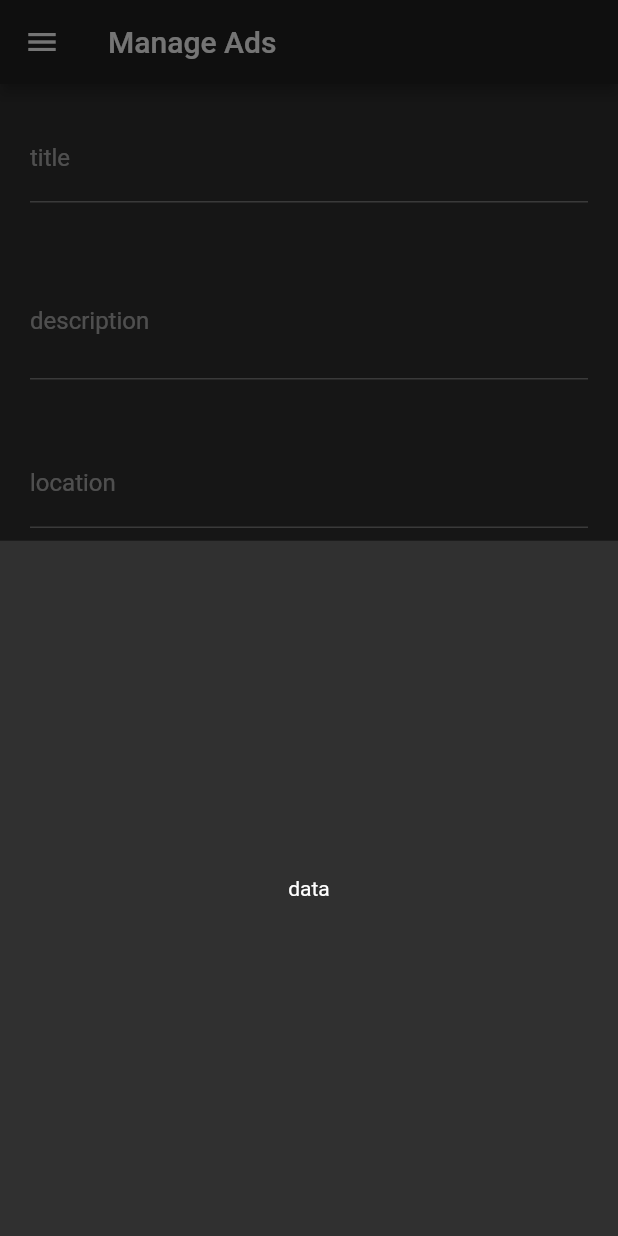
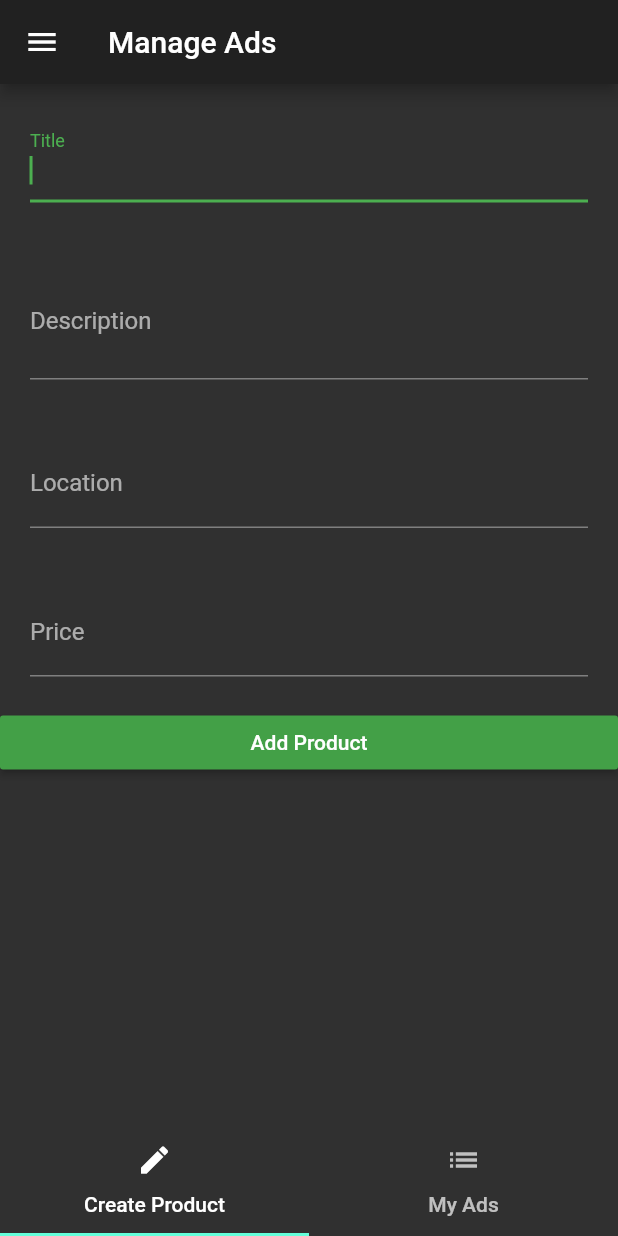
Before and after one commit to ShanjinurIslam/Snatok-Flutter, a Flutter app: the AdManagement screen opened by its route, after a tap on "Add Product", on a phone screen of 412 x 824 dp. Run offline on Flutter 3.47's test engine with Material 2 defaults, Android fonts, the phone set to English and light mode, and no system bars.

Commit message:
Adding product from create ad

```diff
--- a/snatok/lib/main.dart
+++ b/snatok/lib/main.dart
@@ -37,8 +37,8 @@ class _MyAppState extends State<MyApp> {
     return MaterialApp(
       routes: {
         '/' : (BuildContext context)=> AuthPageView(),
-        '/home':         (BuildContext context) => new HomePage(products,_add,_deleteAd),
-        '/manageads':         (BuildContext context) => new AdManagement(),
+        '/home':         (BuildContext context) => new HomePage(products),
+        '/manageads':         (BuildContext context) => new AdManagement(_add,_deleteAd),
       },
       theme: ThemeData(primarySwatch: Colors.green,brightness: Brightness.dark),
       onGenerateRoute: (RouteSettings settings){
--- a/snatok/lib/views/ad.dart
+++ b/snatok/lib/views/ad.dart
@@ -23,7 +23,7 @@ class SingleAd extends StatelessWidget {
               child: Text(value),
               margin: EdgeInsets.all(20),
             )),
-            Center(
+            /*Center(
               child: FlatButton(
                 child: Text(
                   'Delete',
@@ -55,7 +55,7 @@ class SingleAd extends StatelessWidget {
                       context: context);
                 },
               ),
-            )
+            )*/
           ],
         ),
       ),
--- a/snatok/lib/views/ad_management.dart
+++ b/snatok/lib/views/ad_management.dart
@@ -3,7 +3,11 @@ import 'create_ad.dart';
 import 'manage_ad.dart';
 
 class AdManagement extends StatelessWidget {
-  @override
+  Function _add;
+  Function _deleteAd;
+
+  AdManagement(this._add,this._deleteAd) ;
+
   @override
   Widget build(BuildContext context) {
     return DefaultTabController(
@@ -32,7 +36,7 @@ class AdManagement extends StatelessWidget {
           ),
           body: Center(child: TabBarView(
             children: <Widget>[
-              CreateAd(),ManageAd()
+              CreateAd(_add),ManageAd(_deleteAd)
             ],
           )),
           bottomNavigationBar: TabBar(tabs: <Widget>[
--- a/snatok/lib/views/ads_manager.dart
+++ b/snatok/lib/views/ads_manager.dart
@@ -5,13 +5,11 @@ import 'ads_control.dart';
 
 class AdsManager extends StatelessWidget {
   final List<Map<String,String>> products ;
-  final Function _add ;
-  final Function _deleteAd ;
 
-  AdsManager(this.products,this._add,this._deleteAd) ;
+  AdsManager(this.products) ;
 
   @override
   Widget build(BuildContext context) {
-    return Column(children: <Widget>[AdsControl(_add), Expanded(child:Ads(products,_deleteAd))]);
+    return Column(children: <Widget>[Expanded(child:Ads(products))]);
   }
 }
--- a/snatok/lib/views/create_ad.dart
+++ b/snatok/lib/views/create_ad.dart
@@ -1,6 +1,10 @@
 import 'package:flutter/material.dart';
 
 class CreateAd extends StatefulWidget {
+  final Function _add;
+
+  CreateAd(this._add);
+
   @override
   State<StatefulWidget> createState() {
     return _CreateAdState();
@@ -13,28 +17,9 @@ class _CreateAdState extends State<CreateAd> {
   String location = "";
   double price = 0;
 
-  Widget buildTextField(String fieldName,
-      {double p,
-      TextInputType t = TextInputType.text,
-      int maxLine = 1,
-      String m = ""}) {
-    return Container(
-      child: TextField(
-        autofocus: true,
-        keyboardType: t,
-        decoration: InputDecoration(labelText: fieldName),
-        maxLines: maxLine,
-        onChanged: (String value) {
-          setState(() {
-            if (m == "")
-              p = double.parse(value);
-            else
-              m = value;
-          });
-        },
-      ),
-      margin: EdgeInsets.all(20),
-    );
+  @override
+  void initState() {
+    super.initState();
   }
 
   @override
@@ -42,21 +27,74 @@ class _CreateAdState extends State<CreateAd> {
     return Center(
         child: ListView(
       children: <Widget>[
-        buildTextField('title', m: title),
-        buildTextField('description', maxLine: 2, m: description),
-        buildTextField(
-          'location',
-          m: location,
+        Container(
+          child: TextField(
+            autofocus: true,
+            keyboardType: TextInputType.text,
+            decoration: InputDecoration(labelText: 'Title'),
+            maxLines: 1,
+            onChanged: (String value) {
+              setState(() {
+                title = value;
+              });
+            },
+          ),
+          margin: EdgeInsets.all(20),
         ),
-        buildTextField('price', m: "", p: price, t: TextInputType.number),
+        Container(
+          child: TextField(
+            autofocus: true,
+            keyboardType: TextInputType.text,
+            decoration: InputDecoration(labelText: 'Description'),
+            maxLines: 2,
+            onChanged: (String value) {
+              setState(() {
+                description = value;
+              });
+            },
+          ),
+          margin: EdgeInsets.all(20),
+        ),
+        Container(
+          child: TextField(
+            autofocus: true,
+            keyboardType: TextInputType.text,
+            decoration: InputDecoration(labelText: 'Location'),
+            maxLines: 1,
+            onChanged: (String value) {
+              setState(() {
+                location = value;
+              });
+            },
+          ),
+          margin: EdgeInsets.all(20),
+        ),
+
+        Container(
+          child: TextField(
+            autofocus: true,
+            keyboardType: TextInputType.number,
+            decoration: InputDecoration(labelText: 'Price'),
+            maxLines: 1,
+            onChanged: (String value) {
+              setState(() {
+                price = double.parse(value);
+              });
+            },
+          ),
+          margin: EdgeInsets.all(20),
+        ),
         RaisedButton(
           child: Text('Add Product'),
           onPressed: () {
+            print(description);
+            print(title);
+            widget._add({'title': title, 'image': 'assets/1.jpg'});
             showModalBottomSheet(
                 context: context,
                 builder: (BuildContext context) {
                   return Center(
-                    child: Text('data'),
+                    child: Text('Success'),
                   );
                 });
           },
--- a/snatok/lib/views/homepage.dart
+++ b/snatok/lib/views/homepage.dart
@@ -3,10 +3,8 @@ import 'ads_manager.dart';
 
 class HomePage extends StatefulWidget {
   final List<Map<String,String>> products ;
-  final Function _add ;
-  final Function _deleteAd ;
 
-  HomePage(this.products,this._add,this._deleteAd) ;
+  HomePage(this.products) ;
 
   @override
   State<StatefulWidget> createState() {
@@ -45,7 +43,7 @@ class _HomeState extends State<HomePage> {
       appBar: AppBar(
         title: Text('HomePage'),
       ),
-      body: Center(child: AdsManager(widget.products,widget._add,widget._deleteAd)),
+      body: Center(child: AdsManager(widget.products)),
     );
   }
 }
--- a/snatok/lib/views/manage_ad.dart
+++ b/snatok/lib/views/manage_ad.dart
@@ -1,6 +1,10 @@
 import 'package:flutter/material.dart';
 
 class ManageAd extends StatelessWidget{
+  final Function _deleteAd ;
+
+  ManageAd(this._deleteAd) ;
+
   @override
   Widget build(BuildContext context) {
     return Center(child: Text('Manage Ad'),);
```
Also changed, not shown: snatok/lib/views/ads.dart (+2 -9 lines).
